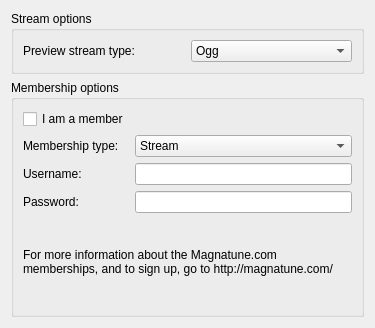
Old version of the form src/servicebrowser/magnatunestore/MagnatuneConfigWidget.ui in the repository KDE/amarok.
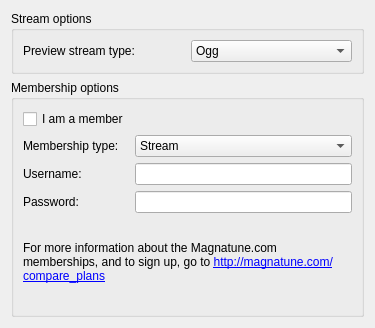
New version of the form.

Commit message: Use correct url ( and make it clickable ) now that the Magnatune memberships have officially launched

The edit to the form file:
```diff
--- a/src/servicebrowser/magnatunestore/MagnatuneConfigWidget.ui
+++ b/src/servicebrowser/magnatunestore/MagnatuneConfigWidget.ui
@@ -121,7 +121,7 @@
       <item row="4" column="0" colspan="2" >
        <widget class="QLabel" name="label_4" >
         <property name="text" >
-         <string>For more information about the Magnatune.com memberships, and to sign up, go to http://magnatune.com/&lt;To be anounced></string>
+         <string>For more information about the Magnatune.com memberships, and to sign up, go to &lt;a href="http://magnatune.com/compare_plans">http://magnatune.com/compare_plans&lt;/a> </string>
         </property>
         <property name="textFormat" >
          <enum>Qt::AutoText</enum>
```
Left out of the diff: 2 changed lines with no effect on the pictures.
